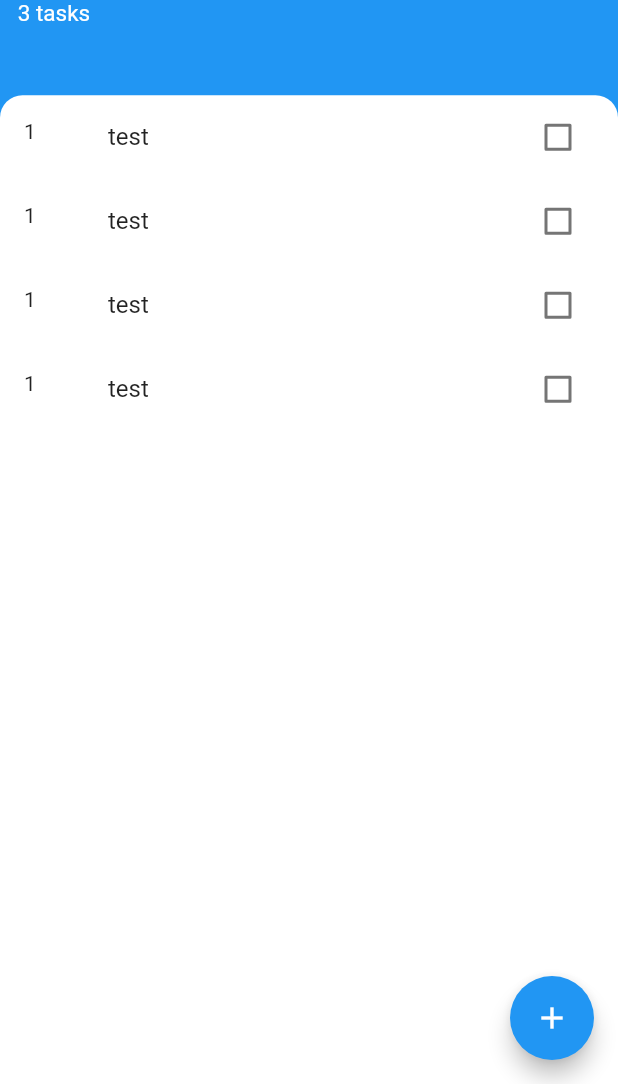
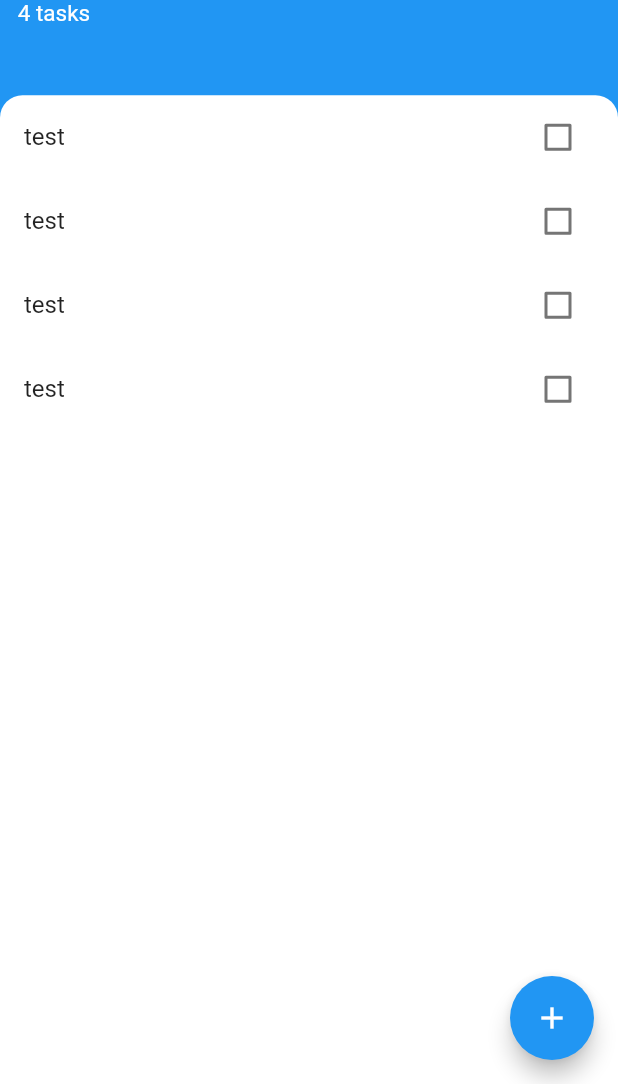
Before and after one commit to RazanHammad97/todo-App, a Flutter app: the screen it shows after launch, on a phone screen of 412 x 824 dp, the part 152-1236 px from its top. Run offline on Flutter 3.47's test engine with Material 2 defaults, Android fonts, the phone set to English and light mode, and no system bars.

Commit message:
add basic todo functions final

```diff
--- a/lib/screens/task_screen.dart
+++ b/lib/screens/task_screen.dart
@@ -1,6 +1,6 @@
-import 'package:flutter/cupertino.dart';
 import 'package:flutter/material.dart';
 
+import '../models/task.dart';
 import '../widgets/tasks_list.dart';
 
 class MyHomePage extends StatefulWidget {
@@ -13,10 +13,18 @@ class MyHomePage extends StatefulWidget {
 }
 
 class _MyHomePageState extends State<MyHomePage> {
-  bool isChecked = false;
+  List<Task> tasks=[
+    Task(title: "test"),
+    Task(title: "test"),
+    Task(title: "test"),
+    Task(title: "test"),
+  ];
 
+  String newTask = "";
   @override
   Widget build(BuildContext context) {
+
+
     return Scaffold(
       backgroundColor: Colors.blue,
       body: Column(
@@ -26,7 +34,7 @@ class _MyHomePageState extends State<MyHomePage> {
           Expanded(
             flex: 1,
             child: Column(
-              children: const [
+              children:  [
                 Padding(
                   padding: EdgeInsets.all(16.0),
                   child: CircleAvatar(
@@ -45,7 +53,7 @@ class _MyHomePageState extends State<MyHomePage> {
                       color: Colors.white),
                 ),
                 Text(
-                  "3 tasks",
+                  '${tasks.length} tasks',
                   style: TextStyle(fontSize: 15, color: Colors.white),
                 ),
               ],
@@ -63,7 +71,7 @@ class _MyHomePageState extends State<MyHomePage> {
                         topLeft: Radius.circular(15))),
                 child: Column(
                   crossAxisAlignment: CrossAxisAlignment.start,
-                  children: const [TaskList()],
+                  children:  [TaskList(tasks: tasks,)],
                 )),
           )
         ],
@@ -87,7 +95,13 @@ class _MyHomePageState extends State<MyHomePage> {
                         style: TextStyle(color: Colors.blue, fontSize: 25),
                       ),
                     ),
-                    const TextField(),
+                     TextField(
+                      onChanged: (value){
+
+                          newTask=value;
+
+                      },
+                    ),
                     const SizedBox(
                       height: 30,
                     ),
@@ -96,7 +110,13 @@ class _MyHomePageState extends State<MyHomePage> {
                       child: SizedBox(
                         width: double.maxFinite,
                         child: ElevatedButton(
-                            onPressed: () {}, child: const Text("Add Task")),
+                            onPressed: () {
+                              setState(() {
+                                tasks.add(Task(title: newTask));
+                              });
+                              Navigator.pop(context);
+
+                            }, child: const Text("Add Task")),
                       ),
                     )
                   ],
--- a/lib/widgets/task_tile.dart
+++ b/lib/widgets/task_tile.dart
@@ -2,12 +2,11 @@ import 'package:flutter/material.dart';
 
 import '../models/task.dart';
 
+class TaskTile extends StatefulWidget {
+  const TaskTile({super.key, required this.task});
 
-class TaskTile extends StatefulWidget {
-  const TaskTile({
-    super.key, required this.task
-  });
-final Task task;
+  final Task task;
+
   @override
   State<TaskTile> createState() => _TaskTileState();
 }
@@ -17,19 +16,18 @@ class _TaskTileState extends State<TaskTile> {
 
   @override
   Widget build(BuildContext context) {
+    return ListTile(
 
-    return ListTile(
-      leading: const Text('1'),
       title: Text(
         widget.task.title,
-        style:
-        TextStyle(decoration: isChecked ? TextDecoration.lineThrough : null),
+        style: TextStyle(
+            decoration: widget.task.isDone ? TextDecoration.lineThrough : null),
       ),
       trailing: MyCheckBox(
-        isChecked: isChecked,
+        isChecked: widget.task.isDone,
         fun: (v) {
           setState(() {
-            isChecked = v!;
+            widget.task.toggleTask();
           });
         },
       ),
--- a/lib/widgets/tasks_list.dart
+++ b/lib/widgets/tasks_list.dart
@@ -4,16 +4,11 @@ import 'package:todoapp/widgets/task_tile.dart';
 import '../models/task.dart';
 
 class TaskList extends StatelessWidget {
-  const TaskList({super.key});
-
+  const TaskList({super.key,required this.tasks});
+final List<Task> tasks;
   @override
   Widget build(BuildContext context) {
-  List<Task> tasks=[
-    Task(title: "test"),
-    Task(title: "test"),
-    Task(title: "test"),
-    Task(title: "test"),
-  ];
+
 
     return Expanded(
       child: SizedBox(
```
